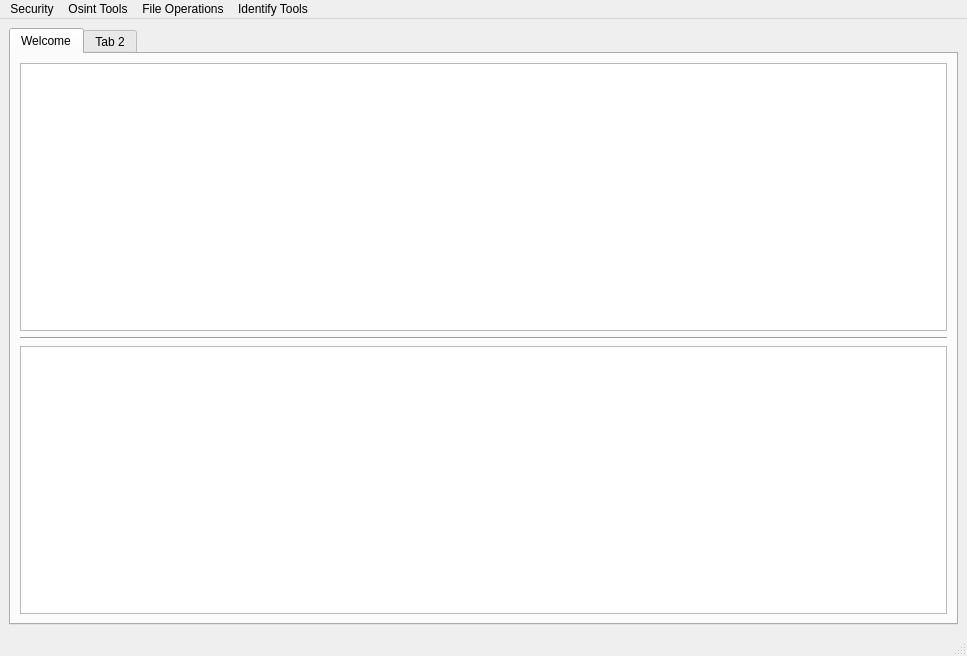
Old version of the form raw_ui_files/TheHive_mainWindow.ui in the repository MehmetYukselSekeroglu/TheHive.
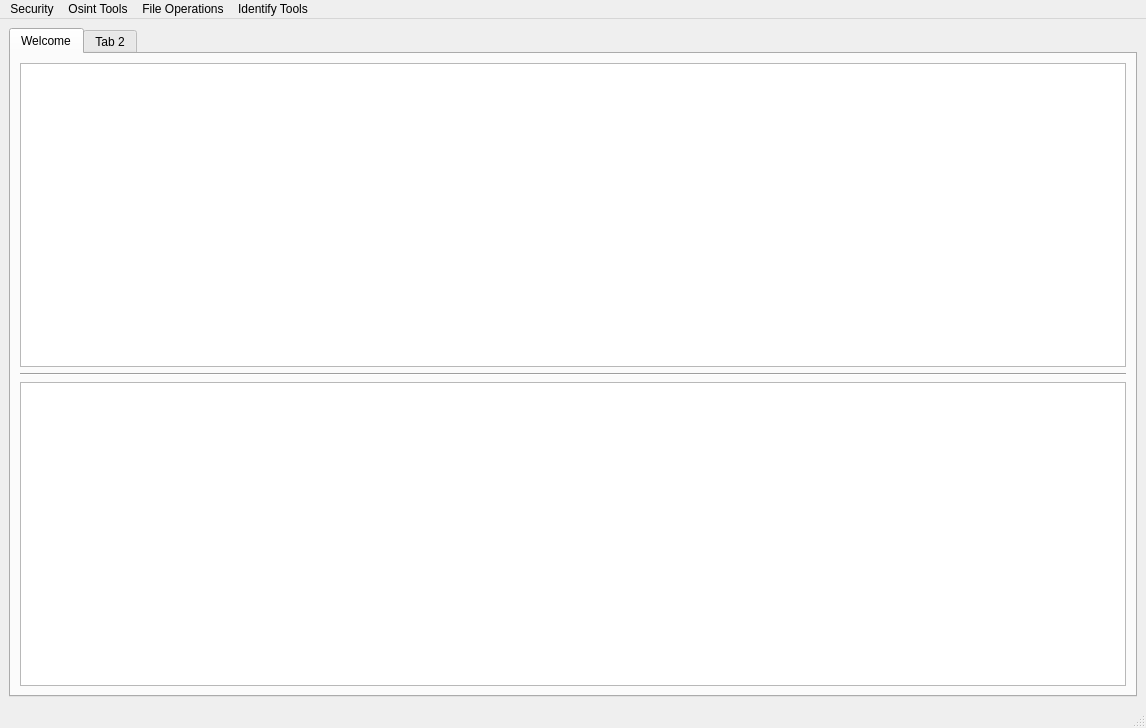
New version of the form.

The edit to the form file:
```diff
--- a/raw_ui_files/TheHive_mainWindow.ui
+++ b/raw_ui_files/TheHive_mainWindow.ui
@@ -6,8 +6,8 @@
    <rect>
     <x>0</x>
     <y>0</y>
-    <width>967</width>
-    <height>656</height>
+    <width>1146</width>
+    <height>728</height>
    </rect>
   </property>
   <property name="windowTitle">
@@ -15,20 +15,28 @@
   </property>
   <widget class="QWidget" name="centralwidget">
    <layout class="QGridLayout" name="gridLayout">
-    <item row="0" column="0">
+    <item row="1" column="0">
      <widget class="QTabWidget" name="tabWidget">
       <widget class="QWidget" name="tab">
        <attribute name="title">
         <string>Welcome</string>
        </attribute>
        <layout class="QGridLayout" name="gridLayout_2">
-        <item row="0" column="0">
-         <widget class="QTextBrowser" name="textBrowser_WelcomeAndToolinfo"/>
+        <item row="3" column="0">
+         <widget class="QTextBrowser" name="textBrowser_systemStatus">
+          <property name="styleSheet">
+           <string notr="true">font: 14pt &quot;Hack&quot;;</string>
+          </property>
+         </widget>
         </item>
-        <item row="2" column="0">
-         <widget class="QTextBrowser" name="textBrowser_systemStatus"/>
+        <item row="5" column="0">
+         <widget class="QTextBrowser" name="textBrowser_WelcomeAndToolinfo">
+          <property name="styleSheet">
+           <string notr="true">font: 14pt &quot;Hack&quot;;</string>
+          </property>
+         </widget>
         </item>
-        <item row="1" column="0">
+        <item row="4" column="0">
          <widget class="Line" name="line_coolBar_tab_1">
           <property name="orientation">
            <enum>Qt::Horizontal</enum>
@@ -51,7 +59,7 @@
     <rect>
      <x>0</x>
      <y>0</y>
-     <width>967</width>
+     <width>1146</width>
      <height>24</height>
     </rect>
    </property>
```
Left out of the diff: 3 changed lines with no effect on the pictures.
